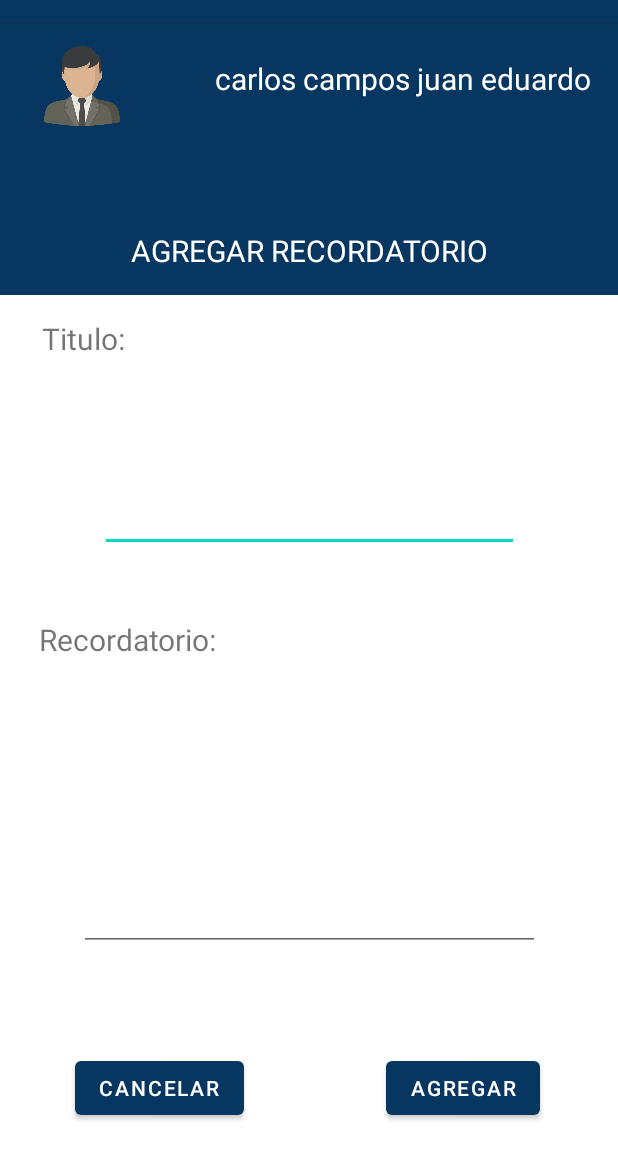
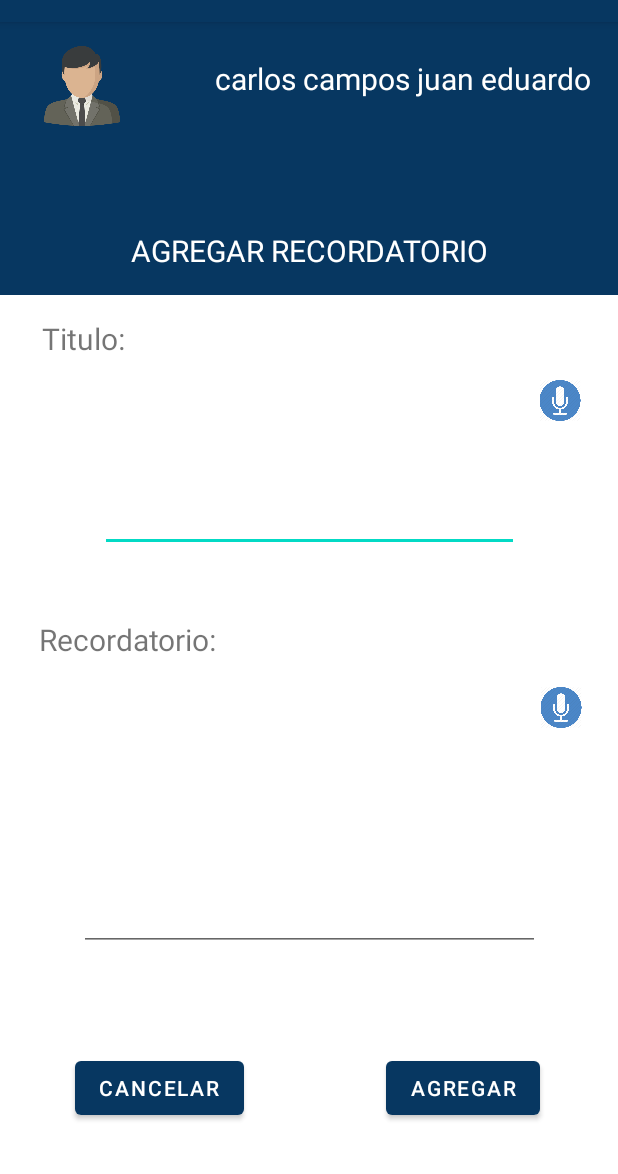
Before and after one commit to JuanCarlos2212/EstudiandO, an Android app: the agregar_recordatorio screen opened directly, with no data from a screen before it, on a phone screen of 412 x 824 dp, the part 62-1236 px from its top. Run offline under Robolectric (Android 15) with nearby library versions, the phone set to English and light mode, and no system bars; our stand-ins replace Volley.

Commit message:
speech to text agregar_recordatorio

```diff
--- a/app/src/main/res/layout/activity_agregar_recordatorio.xml
+++ b/app/src/main/res/layout/activity_agregar_recordatorio.xml
@@ -127,6 +127,18 @@
             app:layout_constraintStart_toStartOf="parent"
             app:layout_constraintTop_toTopOf="parent" />
 
+        <ImageView
+            android:id="@+id/imgVMicTitulo"
+            android:layout_width="37dp"
+            android:layout_height="27dp"
+            app:layout_constraintBottom_toBottomOf="parent"
+            app:layout_constraintEnd_toEndOf="parent"
+            app:layout_constraintHorizontal_bias="1.0"
+            app:layout_constraintStart_toStartOf="parent"
+            app:layout_constraintTop_toTopOf="parent"
+            app:layout_constraintVertical_bias="0.0"
+            app:srcCompat="@drawable/microfono" />
+
     </androidx.constraintlayout.widget.ConstraintLayout>
 
     <androidx.constraintlayout.widget.ConstraintLayout
@@ -150,6 +162,19 @@
             app:layout_constraintEnd_toEndOf="parent"
             app:layout_constraintStart_toStartOf="parent"
             app:layout_constraintTop_toTopOf="parent" />
+
+        <ImageView
+            android:id="@+id/imgVMicrecordatorio"
+            android:layout_width="36dp"
+            android:layout_height="27dp"
+            app:layout_constraintBottom_toBottomOf="parent"
+            app:layout_constraintEnd_toEndOf="parent"
+            app:layout_constraintHorizontal_bias="1.0"
+            app:layout_constraintStart_toStartOf="parent"
+            app:layout_constraintTop_toTopOf="parent"
+            app:layout_constraintVertical_bias="0.0"
+            app:srcCompat="@drawable/microfono" />
+
     </androidx.constraintlayout.widget.ConstraintLayout>
 
 </androidx.constraintlayout.widget.ConstraintLayout>
```
Also changed, not shown: app/src/main/java/com/example/estudiando/MainActivity.java (+5 -5 lines), app/src/main/java/com/example/estudiando/agregar_recordatorio.java (+72 -0 lines), app/src/main/res/drawable-v24/microfono.png (added).
